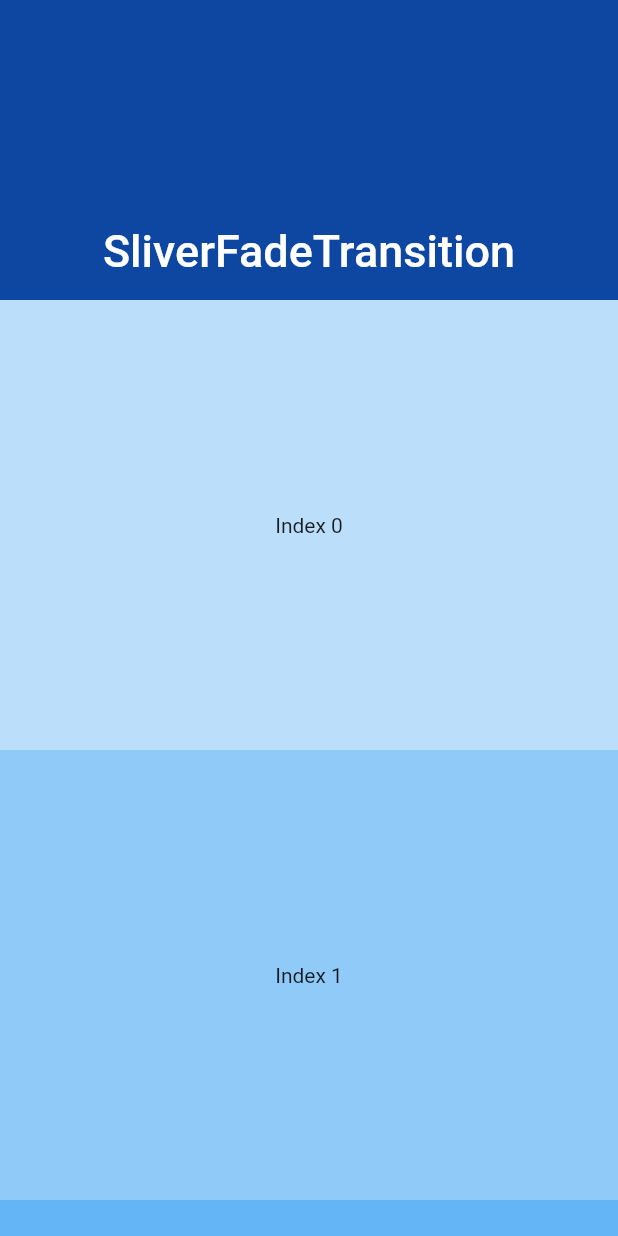
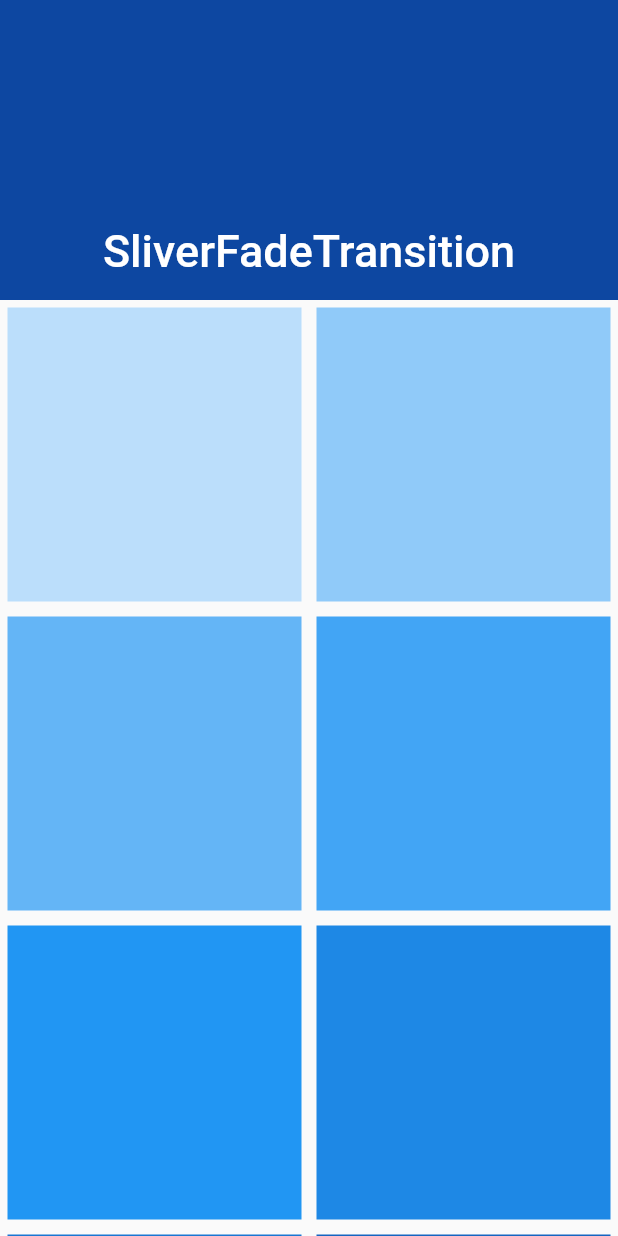
Before and after one commit to PBrunoCyber/FlutterWidgets, a Flutter app: the screen it shows after launch, on a phone screen of 412 x 824 dp. Run offline on Flutter 3.47's test engine with Material 2 defaults, Android fonts, the phone set to English and light mode, and no system bars; our stand-ins replace date_format.

Commit message:
Sliver Grid and some updates added

```diff
--- a/lib/main.dart
+++ b/lib/main.dart
@@ -1,6 +1,6 @@
 import 'package:flutter/gestures.dart';
 import 'package:flutter/material.dart';
-import 'package:Learn_1/routes/AppStructureAndNavigation/Sliver/sliverFixedExtentList.dart';
+import 'package:Learn_1/routes/AppStructureAndNavigation/Sliver/sliverGrid.dart';
 
 void main() {
   runApp(MyApp());
@@ -18,7 +18,7 @@ class MyApp extends StatelessWidget {
           appBarTheme:
               AppBarTheme(iconTheme: IconThemeData(color: Colors.white))),
       title: _title,
-      home: SliverFixedExtentListPage(),
+      home: SliverGridPage(),
     );
   }
 }
--- a/lib/routes/AppStructureAndNavigation/Sliver/sliverFixedExtentList.dart
+++ b/lib/routes/AppStructureAndNavigation/Sliver/sliverFixedExtentList.dart
@@ -28,7 +28,7 @@ class _SliverFixedExtentListState extends State<SliverFixedExtentListPage> {
             delegate: SliverChildBuilderDelegate(
               (BuildContext context, int index) {
                 return Container(
-                  color: Colors.blue[100 * (index % 9) + 100],
+                  color: Colors.blue[100 * (index % 8) + 100],
                   child: Center(
                     child: Text(
                       'Index $index',
--- /dev/null
+++ b/lib/routes/AppStructureAndNavigation/Sliver/sliverGrid.dart
@@ -0,0 +1,46 @@
+import 'package:flutter/material.dart';
+
+class SliverGridPage extends StatefulWidget {
+  @override
+  _SliverGridState createState() => _SliverGridState();
+}
+
+class _SliverGridState extends State<SliverGridPage> {
+  @override
+  Widget build(BuildContext context) {
+    return Scaffold(
+      body: CustomScrollView(
+        physics: BouncingScrollPhysics(),
+        slivers: <Widget>[
+          SliverAppBar(
+            centerTitle: true,
+            expandedHeight: 200,
+            pinned: true,
+            floating: false,
+            snap: false,
+            flexibleSpace: FlexibleSpaceBar(
+              title: Text('SliverFadeTransition'),
+              centerTitle: true,
+            ),
+            backgroundColor: Colors.blue[900],
+          ),
+          SliverGrid(
+            delegate: SliverChildBuilderDelegate((context, index) {
+              return Padding(
+                  padding: EdgeInsets.all(5),
+                  child: Container(
+                    color: Colors.blue[100 * (index % 9) + 100],
+                  ));
+            }, childCount: 15),
+            gridDelegate: SliverGridDelegateWithMaxCrossAxisExtent(
+              maxCrossAxisExtent: 400.0,
+              mainAxisSpacing: 0.0,
+              crossAxisSpacing: 0.0,
+              childAspectRatio: 1,
+            ),
+          )
+        ],
+      ),
+    );
+  }
+}
```
